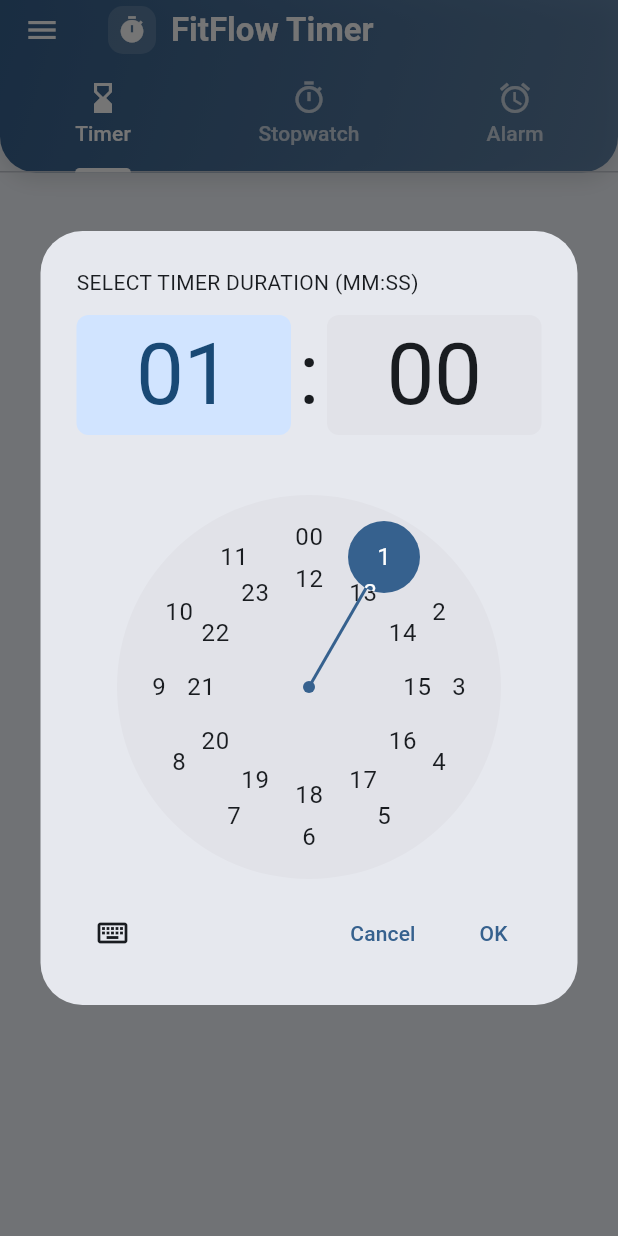
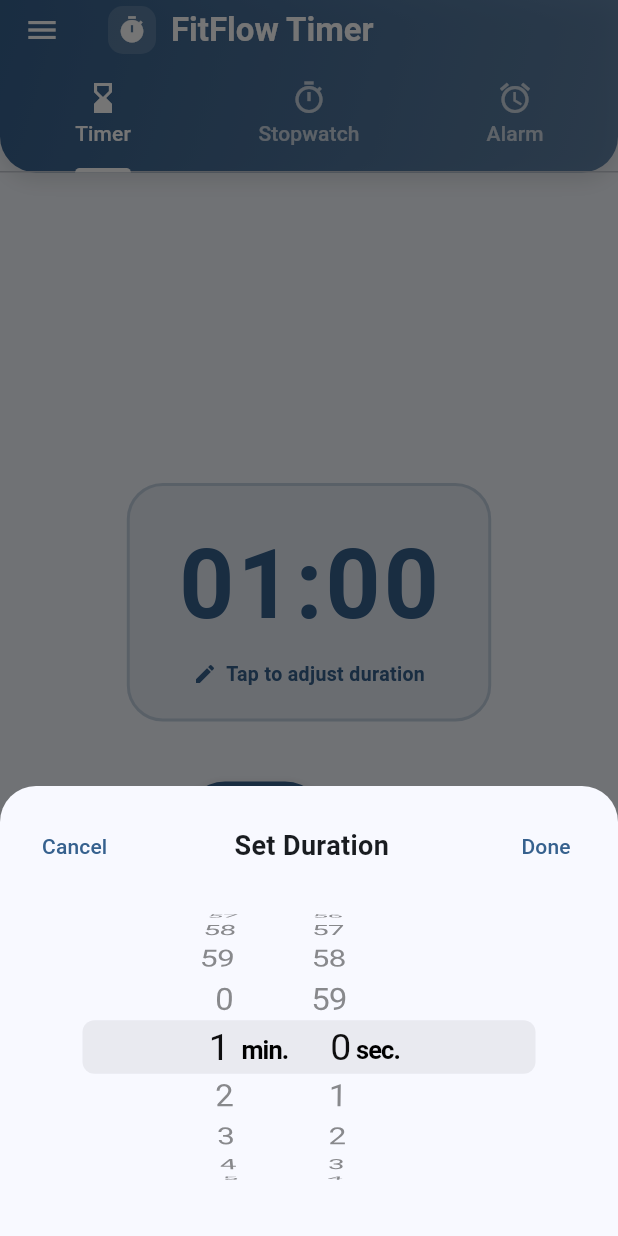
Before and after one commit to devspark-2501/Flutter-Fit-Flow-App, a Flutter app: the TimerPage screen opened directly, after a tap on an icon or button, on a phone screen of 412 x 824 dp. Run offline on Flutter 3.47's test engine with Material 3 defaults, Android fonts, the phone set to English and light mode, and no system bars; our stand-ins replace audioplayers; statements that could not run were skipped.

Commit message:
timer_section updated with pub get

```diff
--- a/lib/components/timer/timer_section.dart
+++ b/lib/components/timer/timer_section.dart
@@ -1,5 +1,6 @@
 import 'dart:async';
 import 'package:flutter/material.dart';
+import 'package:flutter/cupertino.dart';
 import 'package:audioplayers/audioplayers.dart';
 
 class TimerSection extends StatefulWidget {
@@ -25,6 +26,7 @@
         setState(() => _remainingSeconds--);
       } else {
         _pauseTimer();
+        // AssetSource automatically looks inside the root 'assets/' directory
         widget.audioPlayer.play(AssetSource('alarm_sound.mp3'));
       }
     });
@@ -40,34 +42,65 @@
     setState(() => _remainingSeconds = _initialSeconds);
   }
 
-  Future<void> _selectTime() async {
-    if (_isRunning) return; // Prevent editing while timer is active
+  void _showTimerPicker() {
+    if (_isRunning) return;
 
-    final currentMinutes = _remainingSeconds ~/ 60;
-    final currentSeconds = _remainingSeconds % 60;
+    Duration tempDuration = Duration(seconds: _remainingSeconds);
 
-    final TimeOfDay? picked = await showTimePicker(
+    showModalBottomSheet(
       context: context,
-      initialTime: TimeOfDay(hour: currentMinutes, minute: currentSeconds),
-      helpText: "SELECT TIMER DURATION (MM:SS)",
-      builder: (context, child) {
-        return MediaQuery(
-          data: MediaQuery.of(context).copyWith(alwaysUse24HourFormat: true),
-          child: child!,
+      backgroundColor: Theme.of(context).colorScheme.surface,
+      shape: const RoundedRectangleBorder(
+        borderRadius: BorderRadius.vertical(top: Radius.circular(24)),
+      ),
+      builder: (BuildContext context) {
+        return Container(
+          height: 300,
+          padding: const EdgeInsets.all(16),
+          child: Column(
+            children: [
+              Row(
+                mainAxisAlignment: MainAxisAlignment.spaceBetween,
+                children: [
+                  TextButton(
+                    onPressed: () => Navigator.pop(context),
+                    child: const Text("Cancel"),
+                  ),
+                  const Text(
+                    "Set Duration",
+                    style: TextStyle(
+                      fontSize: 18,
+                      fontWeight: FontWeight.bold,
+                    ),
+                  ),
+                  TextButton(
+                    onPressed: () {
+                      if (tempDuration.inSeconds > 0) {
+                        setState(() {
+                          _initialSeconds = tempDuration.inSeconds;
+                          _remainingSeconds = tempDuration.inSeconds;
+                        });
+                      }
+                      Navigator.pop(context);
+                    },
+                    child: const Text("Done"),
+                  ),
+                ],
+              ),
+              Expanded(
+                child: CupertinoTimerPicker(
+                  mode: CupertinoTimerPickerMode.ms,
+                  initialTimerDuration: tempDuration,
+                  onTimerDurationChanged: (Duration newDuration) {
+                    tempDuration = newDuration;
+                  },
+                ),
+              ),
+            ],
+          ),
         );
       },
     );
-
-    if (picked != null) {
-      // Treat picked hour as minutes and picked minute as seconds
-      final totalSecs = (picked.hour * 60) + picked.minute;
-      if (totalSecs > 0) {
-        setState(() {
-          _initialSeconds = totalSecs;
-          _remainingSeconds = totalSecs;
-        });
-      }
-    }
   }
 
   String _formatTime(int seconds) {
@@ -90,16 +123,15 @@
       child: Column(
         mainAxisAlignment: MainAxisAlignment.center,
         children: [
-          // Tap time display to open clock picker
           GestureDetector(
-            onTap: _selectTime,
+            onTap: _showTimerPicker,
             child: Container(
-              padding: const EdgeInsets.symmetric(horizontal: 24, vertical: 12),
+              padding: const EdgeInsets.symmetric(horizontal: 32, vertical: 20),
               decoration: BoxDecoration(
                 color: primary.withOpacity(0.08),
-                borderRadius: BorderRadius.circular(20),
+                borderRadius: BorderRadius.circular(24),
                 border: Border.all(
-                  color: primary.withOpacity(0.3),
+                  color: primary.withOpacity(0.2),
                   width: 2,
                 ),
               ),
@@ -114,17 +146,18 @@
                       letterSpacing: 2,
                     ),
                   ),
+                  const SizedBox(height: 4),
                   Row(
                     mainAxisSize: MainAxisSize.min,
                     children: [
                       Icon(Icons.edit, size: 16, color: primary),
-                      const SizedBox(width: 4),
+                      const SizedBox(width: 6),
                       Text(
-                        "Tap to set time",
+                        "Tap to adjust duration",
                         style: TextStyle(
-                          fontSize: 12,
+                          fontSize: 13,
                           color: primary,
-                          fontWeight: FontWeight.w500,
+                          fontWeight: FontWeight.w600,
                         ),
                       ),
                     ],
```
Also changed, not shown: pubspec.yaml (+3 -6 lines), pubspec.lock, 2 other files.
